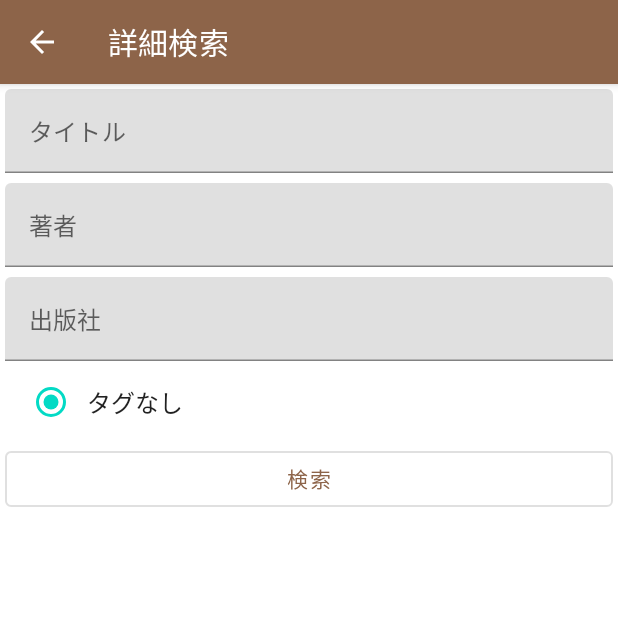
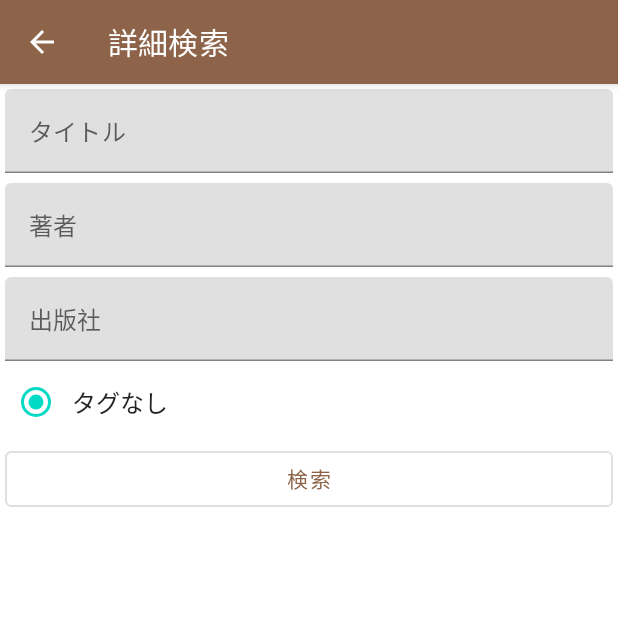
Before and after one commit to riko111/BookshelfSharing, an Android app built with Jetpack Compose: the FilterScreen screen opened through its navigation route, on a phone screen of 412 x 824 dp, the top half of it. Run offline under Robolectric (Android 15) with nearby library versions, the phone set to English and light mode, and no system bars; our stand-ins replace Firebase (no records; nobody signed in at launch, a user with empty details on screens opened directly), Timber; pictures from the network do not load; 2 statements that could not run were skipped.

Commit message:
登録済みタグ一覧検索

```diff
--- a/app/src/main/java/com/isoffice/bookshelfsharing/ui/BookDetailScreen.kt
+++ b/app/src/main/java/com/isoffice/bookshelfsharing/ui/BookDetailScreen.kt
@@ -248,10 +248,11 @@ private fun deleteBook(key:String, bookDao: BookDao,navController:NavHostControl
 
 @Composable
 private fun AddTagDialog(
-    tagsListState: TagsListState,key:String,bookDao: BookDao
+    tagsListState: TagsListState,key: String,bookDao: BookDao
 ){
     val openDialog = remember{ mutableStateOf(true) }
     val (text, setText) = remember { mutableStateOf("")}
+
     if(openDialog.value){
         AlertDialog(
             onDismissRequest = { openDialog.value = false },
@@ -274,8 +275,8 @@ private fun AddTagDialog(
             confirmButton = {
                 TextButton(onClick = {
                     openDialog.value = false
+                    bookDao.addTagList(key,text)
                     tagsListState.tagListOnScreen.add(text)
-                    bookDao.addTagList(key,text)
                 }) {
                     Text("追加")
                 }
--- a/app/src/main/java/com/isoffice/bookshelfsharing/ui/FIlterScreen.kt
+++ b/app/src/main/java/com/isoffice/bookshelfsharing/ui/FIlterScreen.kt
@@ -16,6 +16,7 @@ import androidx.compose.ui.text.style.TextDecoration
 import androidx.compose.ui.unit.dp
 import androidx.navigation.NavHostController
 import com.isoffice.bookshelfsharing.ui.viewModel.BooksViewModel
+import kotlin.math.ceil
 
 @Composable
 fun FilterScreen(
@@ -57,63 +58,98 @@ private fun TopBar(onNavigateToMain:()->Unit) {
 private fun Main(
     tagSet:MutableSet<String>,
     doSearch:(str:String)->Unit,
-){
+) {
     var title by remember { mutableStateOf("") }
     var author by remember { mutableStateOf("") }
-    var publisher by remember { mutableStateOf("")}
+    var publisher by remember { mutableStateOf("") }
 
     TextField(
-        label = {Text(text = "タイトル")},
+        label = { Text(text = "タイトル") },
         modifier = Modifier
             .fillMaxWidth()
             .padding(3.dp),
-        value = title, onValueChange = {title = it}, keyboardOptions = KeyboardOptions(keyboardType = KeyboardType.Text))
+        value = title,
+        onValueChange = { title = it },
+        keyboardOptions = KeyboardOptions(keyboardType = KeyboardType.Text)
+    )
 
     TextField(
-        label = {Text(text = "著者")},
+        label = { Text(text = "著者") },
         modifier = Modifier
             .fillMaxWidth()
             .padding(3.dp),
-        value = author, onValueChange = {author = it}, keyboardOptions = KeyboardOptions(keyboardType = KeyboardType.Text))
+        value = author,
+        onValueChange = { author = it },
+        keyboardOptions = KeyboardOptions(keyboardType = KeyboardType.Text)
+    )
 
     TextField(
-        label = {Text(text = "出版社")},
+        label = { Text(text = "出版社") },
         modifier = Modifier
             .fillMaxWidth()
             .padding(3.dp),
-        value = publisher, onValueChange = {publisher = it}, keyboardOptions = KeyboardOptions(keyboardType = KeyboardType.Text))
+        value = publisher,
+        onValueChange = { publisher = it },
+        keyboardOptions = KeyboardOptions(keyboardType = KeyboardType.Text)
+    )
 
 
     var checkedTagNum by remember { mutableStateOf(-1) }
-    Row(
-        verticalAlignment = Alignment.CenterVertically
-    ) {
-        Spacer(modifier = Modifier.size(10.dp))
-        RadioButton(selected = checkedTagNum==-1, onClick = { checkedTagNum = -1 })
-        Text(text = "タグなし")
-        tagSet.forEachIndexed {index, it ->
-            Spacer(modifier = Modifier.size(10.dp))
-            RadioButton(selected = checkedTagNum == index, onClick = { checkedTagNum = index })
-            Text(text = "#$it")
+
+    val tagCols = ceil((tagSet.size + 1) / 3.0).toInt()
+    var cnt = -1
+
+    for (i in 0 until tagCols) {
+        Column {
+            Row {
+                if (cnt == -1) {
+                    Row(
+                        verticalAlignment = Alignment.CenterVertically
+                    ) {
+                        RadioButton(
+                            selected = checkedTagNum == -1,
+                            onClick = { checkedTagNum = -1 })
+                        Text(text = "タグなし")
+                        Spacer(modifier = Modifier.size(10.dp))
+                    }
+                    cnt++
+                }
+                val num = if(cnt == 0){1}else{2}
+                for (j in 0..num) {
+                    if(cnt >= tagSet.size) break
+                    val index = cnt
+                    val text = tagSet.elementAt(cnt)
+                    Row(
+                        verticalAlignment = Alignment.CenterVertically
+                    ) {
+                        RadioButton(
+                            selected = checkedTagNum == index,
+                            onClick = { checkedTagNum = index })
+                        Text(text = "#$text")
+                        Spacer(modifier = Modifier.size(10.dp))
+                    }
+                    cnt++
+                }
+            }
         }
     }
 
     OutlinedButton(
         onClick = {
             val searchMap = mutableMapOf<String, String>()
-            if(title.isNotBlank()){
+            if (title.isNotBlank()) {
                 searchMap["title"] = title
             }
-            if(author.isNotBlank()){
+            if (author.isNotBlank()) {
                 searchMap["author"] = author
             }
-            if(publisher.isNotBlank()){
+            if (publisher.isNotBlank()) {
                 searchMap["publisher"] = publisher
             }
-            if(checkedTagNum > -1){
+            if (checkedTagNum > -1) {
                 searchMap["tag"] = tagSet.elementAt(checkedTagNum)
             }
-            if(searchMap.isNotEmpty()) {
+            if (searchMap.isNotEmpty()) {
                 doSearch(searchMap.entries.joinToString())
             }
         },
```
